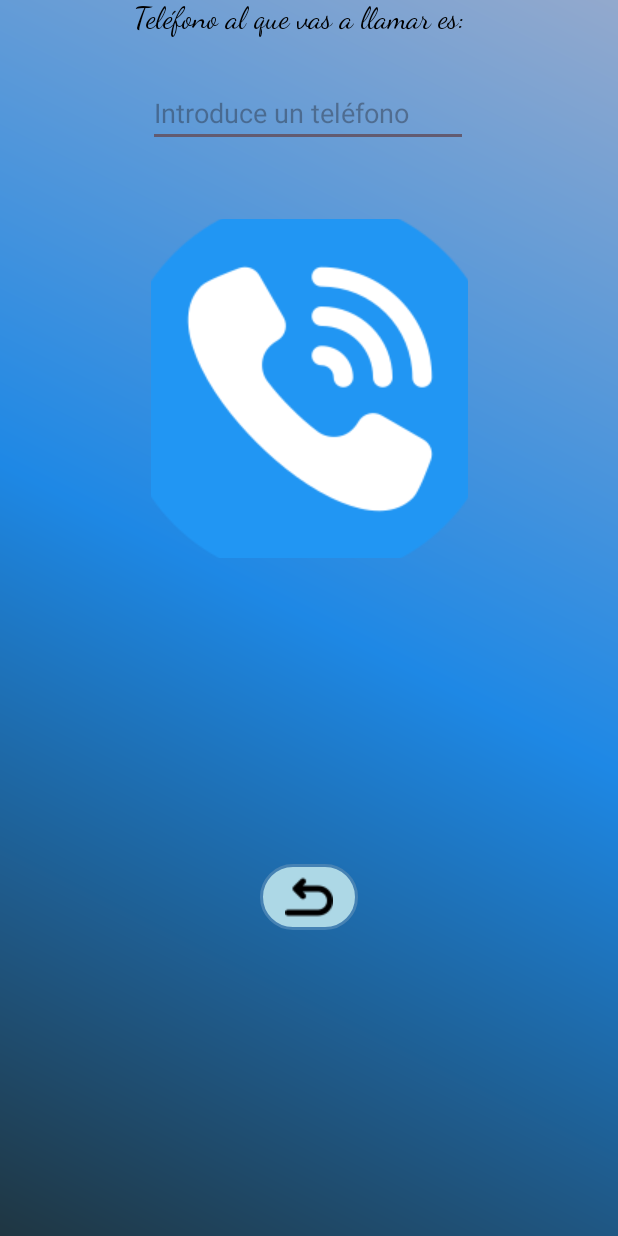
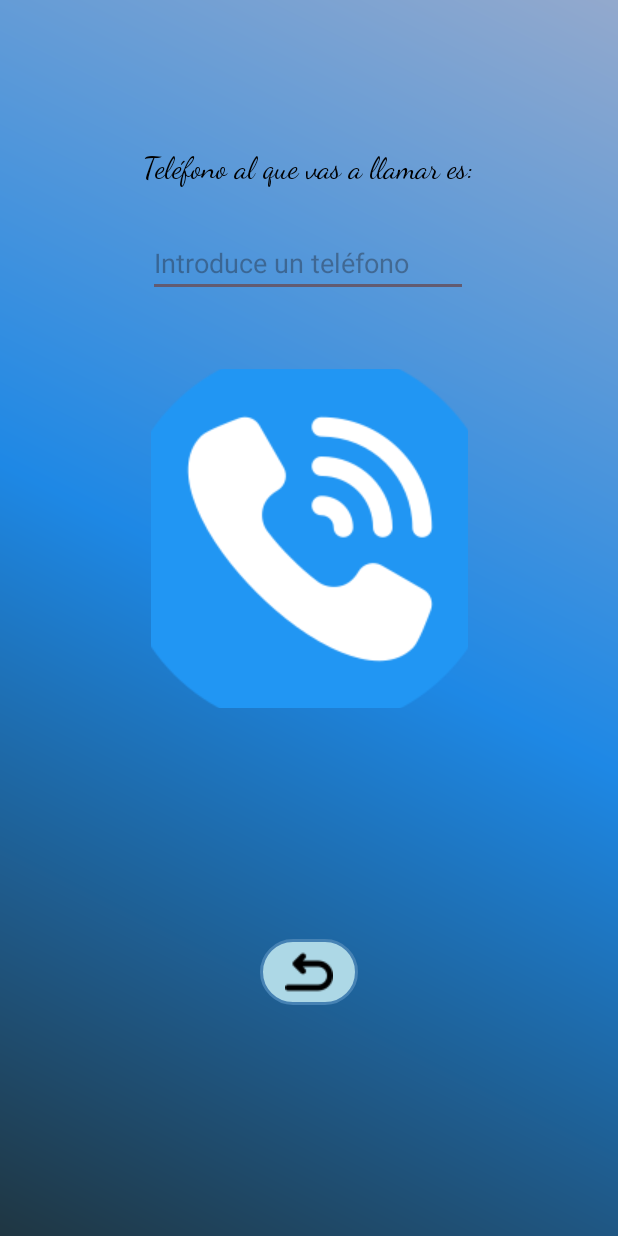
Before and after one commit to marialoph/EvaluableTema1, an Android app: the LlamadaActivity screen opened directly, with no data from a screen before it, on a phone screen of 412 x 824 dp. Run offline under Robolectric (Android 15) with nearby library versions, the phone set to English and light mode, and no system bars.

Commit message:
Tercer commit

```diff
--- a/app/src/main/res/layout/activity_llamada.xml
+++ b/app/src/main/res/layout/activity_llamada.xml
@@ -22,15 +22,16 @@
         android:id="@+id/textView2"
         android:layout_width="wrap_content"
         android:layout_height="wrap_content"
+        android:layout_marginTop="100dp"
         android:fontFamily="cursive"
+        android:text="Teléfono al que vas a llamar es:"
+        android:textColor="@color/black"
         android:textSize="20dp"
-        android:textColor="@color/black"
-        android:text="Teléfono al que vas a llamar es:"
         app:layout_constraintEnd_toEndOf="parent"
-        app:layout_constraintHorizontal_bias="0.467"
+        app:layout_constraintHorizontal_bias="0.497"
         app:layout_constraintStart_toStartOf="parent"
-        tools:ignore="MissingConstraints"
-        tools:layout_editor_absoluteY="142dp" />
+        app:layout_constraintTop_toTopOf="parent"
+        tools:ignore="MissingConstraints" />
 
     <EditText
         android:id="@+id/editNumero"
```
Also changed, not shown: app/src/main/java/com/example/evaluabletema1/LlamadaActivity.kt (+20 -6 lines), app/src/main/java/com/example/evaluabletema1/MainActivity.kt (+15 -5 lines).
